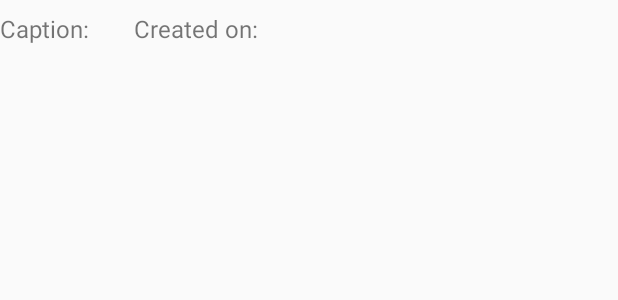
After one commit to jshvarts/Capstone-Project, an Android app: the layout flat_stanley_appwidget_list_item.xml on its own in the app's theme, with its tools: preview values and no code run, on a phone screen of 412 x 824 dp. The commit adds this screen. Shown: the top 300 px of the screen. Run offline under Robolectric (Android 15) with nearby library versions, the phone set to English and light mode, and no system bars.

Commit message:
added widget

```diff
--- a/app/src/main/java/com/jshvarts/flatstanley/activities/BrowseFlatStanleysActivity.java
+++ b/app/src/main/java/com/jshvarts/flatstanley/activities/BrowseFlatStanleysActivity.java
@@ -30,6 +30,7 @@ import com.jshvarts.flatstanley.Constants;
 import com.jshvarts.flatstanley.R;
 import com.jshvarts.flatstanley.activities.adapters.MyPicsAdapter;
 import com.jshvarts.flatstanley.activities.adapters.SharedByOthersAdapter;
+import com.jshvarts.flatstanley.data.MyPicsContract;
 import com.jshvarts.flatstanley.data.remote.FlatStanleyRestApiClient;
 import com.jshvarts.flatstanley.data.remote.FlatStanleyRetrofitRestApiClient;
 import com.jshvarts.flatstanley.model.FlatStanley;
@@ -116,9 +117,7 @@ public class BrowseFlatStanleysActivity extends AppCompatActivity {
     }
 
     private void displayPicsCreatedByMe() {
-        String[] projection = new String[] {BaseColumns._ID, COLUMN_PATH, COLUMN_CAPTION, COLUMN_TIMESTAMP};
-
-        Cursor c = getContentResolver().query(CONTENT_URI, projection, null, null, null);
+        Cursor c = getContentResolver().query(CONTENT_URI, MyPicsContract.getProjection(), null, null, null);
         if (c.getCount() == 0) {
             c.close();
             Log.d(TAG, "no pics created by current user yet");
--- /dev/null
+++ b/app/src/main/res/layout/flat_stanley_appwidget_list_item.xml
@@ -0,0 +1,39 @@
+<?xml version="1.0" encoding="utf-8"?>
+<LinearLayout xmlns:android="http://schemas.android.com/apk/res/android"
+    android:layout_width="match_parent"
+    android:layout_height="wrap_content"
+    android:orientation="horizontal"
+    android:paddingTop="8dp"
+    android:paddingBottom="8dp">
+
+    <TextView
+        android:id="@+id/caption_label"
+        android:layout_width="wrap_content"
+        android:layout_height="wrap_content"
+        android:layout_marginEnd="10dp"
+        android:text="@string/widget_caption_label"
+        android:textSize="@dimen/widget_textsize" />
+
+    <TextView
+        android:id="@+id/caption"
+        android:layout_width="wrap_content"
+        android:layout_height="wrap_content"
+        android:layout_margin="10dp"
+        android:textSize="@dimen/widget_textsize" />
+
+    <TextView
+        android:id="@+id/timestamp_label"
+        android:layout_width="wrap_content"
+        android:layout_height="wrap_content"
+        android:layout_marginEnd="10dp"
+        android:text="@string/widget_timestamp_label"
+        android:textSize="@dimen/widget_textsize" />
+
+    <TextView
+        android:id="@+id/timestamp"
+        android:layout_width="wrap_content"
+        android:layout_height="wrap_content"
+        android:layout_margin="10dp"
+        android:textSize="@dimen/widget_textsize" />
+
+</LinearLayout>
--- a/app/src/main/res/values/dimens.xml
+++ b/app/src/main/res/values/dimens.xml
@@ -4,4 +4,7 @@
     <dimen name="activity_vertical_margin">16dp</dimen>
     <dimen name="share_pic_with_others_text_size">22sp</dimen>
     <dimen name="show_my_only_pics_text_size">22sp</dimen>
+    <dimen name="widget_textsize">16sp</dimen>
+    <dimen name="widget_min_width">100dp</dimen>
+    <dimen name="widget_min_height">150dp</dimen>
 </resources>
--- a/app/src/main/res/values/strings.xml
+++ b/app/src/main/res/values/strings.xml
@@ -27,4 +27,7 @@
     <string name="search_by_caption_hint">Search by caption</string>
     <string name="action_share">Share</string>
     <string name="banner_ad_unit_id">ca-app-pub-3940256099942544/6300978111</string>
+    <string name="appwidget_no_results">no results to display in this widget</string>
+    <string name="widget_caption_label">Caption:</string>
+    <string name="widget_timestamp_label">Created on:</string>
 </resources>
```
Also changed, not shown: app/src/main/AndroidManifest.xml (+14 -0 lines), app/src/main/java/com/jshvarts/flatstanley/data/MyPicsContract.java (+8 -0 lines), app/src/main/java/com/jshvarts/flatstanley/widgets/FlatStanleyAppWidgetService.java (added, +105 -0 lines), app/src/main/java/com/jshvarts/flatstanley/widgets/FlatStanleyCursorAdapter.java (added, +45 -0 lines), app/src/main/java/com/jshvarts/flatstanley/widgets/FlatStanleyWidgetProvider.java (added, +36 -0 lines), app/src/main/res/layout/flat_stanley_appwidget.xml (added, +28 -0 lines), app/src/main/res/xml/flat_stanley_appwidget_info.xml (added, +9 -0 lines), 1 other file.
